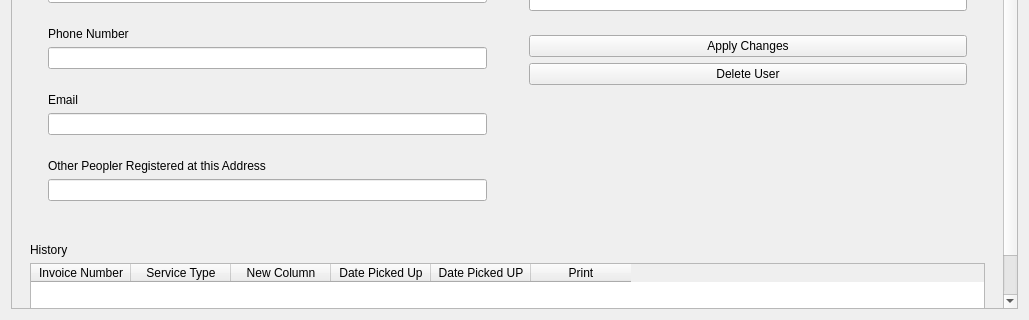
This is optionswindow.ui in EduPonz/SmartTrashCan_B376 as Qt 5 draws it before an edit; both pictures show x 0 to 1029 and y 314 to 634 of the 1029 by 634 pixel window. The edited form follows.
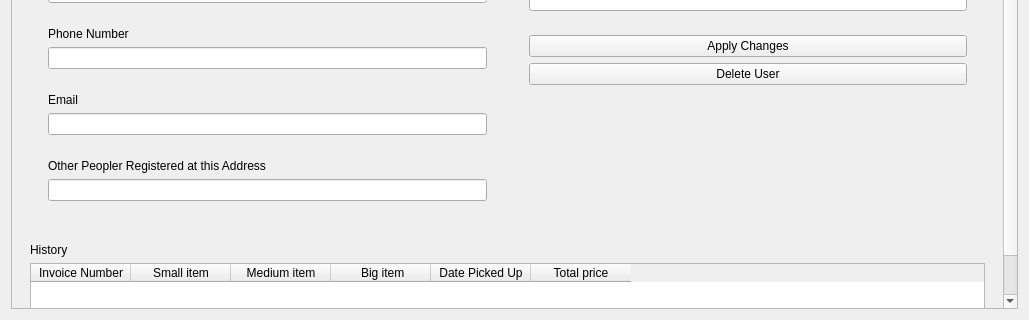
This is the edited form.

What changed in the file:
```diff
--- a/optionswindow.ui
+++ b/optionswindow.ui
@@ -24,8 +24,8 @@
        <rect>
         <x>0</x>
         <y>0</y>
-        <width>1003</width>
-        <height>790</height>
+        <width>995</width>
+        <height>644</height>
        </rect>
       </property>
       <layout class="QVBoxLayout" name="verticalLayout" stretch="1,0">
@@ -325,12 +325,17 @@
             </column>
             <column>
              <property name="text">
-              <string>Service Type</string>
+              <string>Small item</string>
              </property>
             </column>
             <column>
              <property name="text">
-              <string>New Column</string>
+              <string>Medium item</string>
+             </property>
+            </column>
+            <column>
+             <property name="text">
+              <string> Big item</string>
              </property>
             </column>
             <column>
@@ -340,12 +345,7 @@
             </column>
             <column>
              <property name="text">
-              <string>Date Picked UP</string>
-             </property>
-            </column>
-            <column>
-             <property name="text">
-              <string>Print</string>
+              <string>Total price</string>
              </property>
             </column>
            </widget>
```
